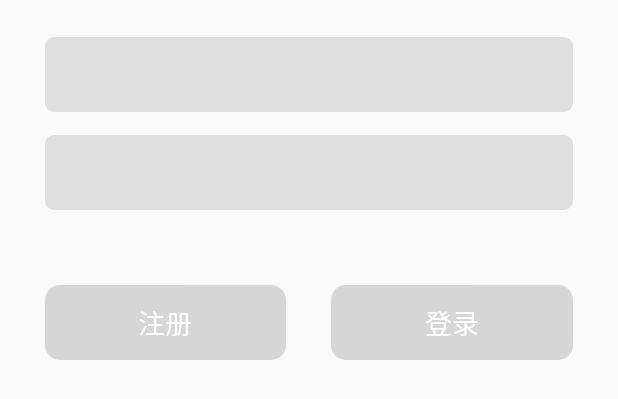
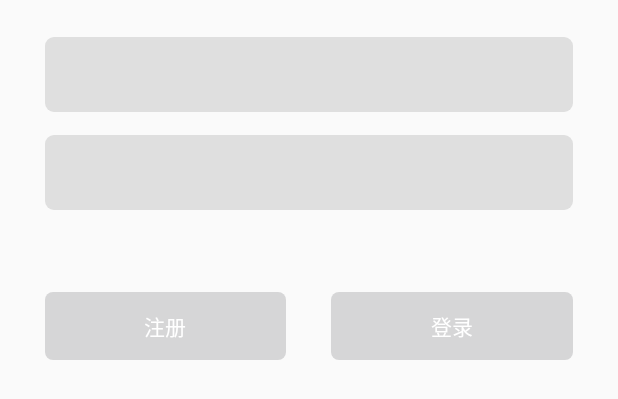
Before and after one commit to leeranzhi/AccountingApp, an Android app: the layout another_fragment_login.xml on its own in the app's theme, with its tools: preview values and no code run, on a phone screen of 412 x 824 dp. Shown: the top 399 px of the screen. Run offline under Robolectric (Android 15) with nearby library versions, the phone set to English and light mode, and no system bars.

Commit message:
修改登录按钮样式.

```diff
--- a/app/src/main/java/com/leecode1988/accountingapp/activity/LoginActivity.java
+++ b/app/src/main/java/com/leecode1988/accountingapp/activity/LoginActivity.java
@@ -74,7 +74,7 @@ public class LoginActivity extends BaseActivity implements View.OnClickListener
 //            @Override
 //            public void onTextChanged(CharSequence s, int start, int before, int count) {
 //                if (s.toString().trim().length() == 11 && RegularUtil.matchPhone(s.toString().trim())) {
-//                    btSend.setBackground(getResources().getDrawable(R.drawable.login_bt_bg));
+//                    btSend.setBackground(getResources().getDrawable(R.drawable.bt_normal_bg));
 //                    btSend.setClickable(true);
 //                } else {
 //                    btSend.setBackground(getResources().getDrawable(R.drawable.edit_bg));
--- a/app/src/main/java/com/leecode1988/accountingapp/activity/MainActivity.java
+++ b/app/src/main/java/com/leecode1988/accountingapp/activity/MainActivity.java
@@ -87,14 +87,15 @@ public class MainActivity extends BaseActivity implements ViewPager.OnPageChange
     protected void onCreate(Bundle savedInstanceState) {
         super.onCreate(savedInstanceState);
 
-        requestWindowFeature(Window.FEATURE_NO_TITLE);
-        setTheme(R.style.AppTheme);
+//        requestWindowFeature(Window.FEATURE_NO_TITLE);
+//        setTheme(R.style.AppTheme);
 
         setContentView(R.layout.activity_main);
 
         toolbar = findViewById(R.id.toolbar);
         setSupportActionBar(toolbar);
         setTitle("首页");
+
         GlobalUtil.getInstance().setContext(getApplicationContext());
         GlobalUtil.getInstance().mainActivity = this;
 
--- a/app/src/main/java/com/leecode1988/accountingapp/activity/NeteaseHotReviewActivity.java
+++ b/app/src/main/java/com/leecode1988/accountingapp/activity/NeteaseHotReviewActivity.java
@@ -119,7 +119,7 @@ public class NeteaseHotReviewActivity extends BaseActivity {
 
                     @Override
                     public void onError(Throwable e) {
-
+                        Log.d(TAG, "onError: " + e.getMessage());
                     }
 
                     @Override
@@ -183,7 +183,6 @@ public class NeteaseHotReviewActivity extends BaseActivity {
             }
         });
         imageAnim.start();
-
     }
 
     private void startMainActivity() {
--- a/app/src/main/java/com/leecode1988/accountingapp/view/fragment/LoginFragment.java
+++ b/app/src/main/java/com/leecode1988/accountingapp/view/fragment/LoginFragment.java
@@ -68,7 +68,7 @@ public class LoginFragment extends Fragment implements View.OnClickListener {
             @Override
             public void onTextChanged(CharSequence s, int start, int before, int count) {
                 if (s.toString().trim().length() == 11 && RegularUtil.matchPhone(s.toString().trim())) {
-                    btSend.setBackground(getResources().getDrawable(R.drawable.login_bt_bg));
+                    btSend.setBackground(getResources().getDrawable(R.drawable.bt_normal_bg));
                     btSend.setClickable(true);
                 } else {
                     btSend.setBackground(getResources().getDrawable(R.drawable.edit_bg));
--- /dev/null
+++ b/app/src/main/res/drawable/bt_normal_bg.xml
@@ -0,0 +1,10 @@
+<?xml version="1.0" encoding="utf-8"?>
+
+<shape xmlns:android="http://schemas.android.com/apk/res/android">
+    //设置圆角
+    <corners android:radius="5dp" />
+    //设置button的颜色
+    <solid android:color="@color/md_blue_300" />
+    //设置button的大小
+
+</shape>
--- /dev/null
+++ b/app/src/main/res/drawable/bt_press_bg.xml
@@ -0,0 +1,10 @@
+<?xml version="1.0" encoding="utf-8"?>
+
+<shape xmlns:android="http://schemas.android.com/apk/res/android">
+    //设置圆角
+    <corners android:radius="5dp" />
+    //设置button的颜色
+    <solid android:color="@color/md_blue_500" />
+    //设置button的大小
+
+</shape>
--- a/app/src/main/res/drawable/login_bt_bg.xml
+++ /dev/null
@@ -1,15 +0,0 @@
-<?xml version="1.0" encoding="utf-8"?>
-<shape xmlns:android="http://schemas.android.com/apk/res/android" >
-    //设置圆角
-    <corners android:radius="10dp" />
-    //设置button的颜色
-    <solid android:color="@color/md_blue_200"/>
-    //设置button的大小
-
-    //设置button的内边距
-    <padding android:left="5dp"
-        android:right="5dp"
-        android:top="5dp"
-        android:bottom="5dp"/>
-
-</shape>
--- /dev/null
+++ b/app/src/main/res/drawable/login_bt_selector.xml
@@ -0,0 +1,6 @@
+<?xml version="1.0" encoding="utf-8"?>
+<selector xmlns:android="http://schemas.android.com/apk/res/android">
+    <item android:state_pressed="true" android:drawable="@drawable/bt_press_bg"></item>
+
+    <item android:state_pressed="false" android:drawable="@drawable/bt_normal_bg"></item>
+</selector>
--- a/app/src/main/res/layout/another_fragment_login.xml
+++ b/app/src/main/res/layout/another_fragment_login.xml
@@ -57,27 +57,27 @@
         <Button
             android:id="@+id/bt_sign_up"
             android:layout_width="0dp"
-            android:layout_height="50dp"
+            android:layout_height="45dp"
             android:layout_gravity="bottom"
             android:layout_marginLeft="30dp"
             android:layout_marginRight="30dp"
             android:layout_weight="1"
-            android:background="@drawable/login_bt_bg"
+            android:background="@drawable/login_bt_selector"
+            style="?android:attr/borderlessButtonStyle"
             android:text="注册"
-            android:textColor="@android:color/white"
-            android:textSize="18sp" />
+            android:textColor="@android:color/white" />
 
         <Button
             android:id="@+id/bt_login"
             android:layout_width="0dp"
-            android:layout_height="50dp"
+            android:layout_height="45dp"
             android:layout_gravity="bottom"
             android:layout_marginRight="30dp"
             android:layout_weight="1"
-            android:background="@drawable/login_bt_bg"
+            style="?android:attr/borderlessButtonStyle"
+            android:background="@drawable/login_bt_selector"
             android:text="登录"
-            android:textColor="@android:color/white"
-            android:textSize="18sp" />
+            android:textColor="@android:color/white" />
     </LinearLayout>
 
 </LinearLayout>
--- a/app/src/main/res/layout/content_account_center.xml
+++ b/app/src/main/res/layout/content_account_center.xml
@@ -133,7 +133,7 @@
             android:layout_marginLeft="80dp"
             android:layout_marginTop="20dp"
             android:layout_marginRight="80dp"
-            android:background="@drawable/login_bt_bg"
+            android:background="@drawable/bt_normal_bg"
             android:visibility="invisible"
             android:text="上传头像"/>
         <Button
@@ -144,7 +144,7 @@
             android:layout_marginLeft="80dp"
             android:layout_marginTop="20dp"
             android:layout_marginRight="80dp"
-            android:background="@drawable/login_bt_bg"
+            android:background="@drawable/bt_normal_bg"
             android:text="退出登录" />
     </LinearLayout>
 </RelativeLayout>
```
Also changed, not shown: app/src/main/AndroidManifest.xml (+23 -23 lines), app/src/main/res/layout/fragment_login.xml (+4 -4 lines).
